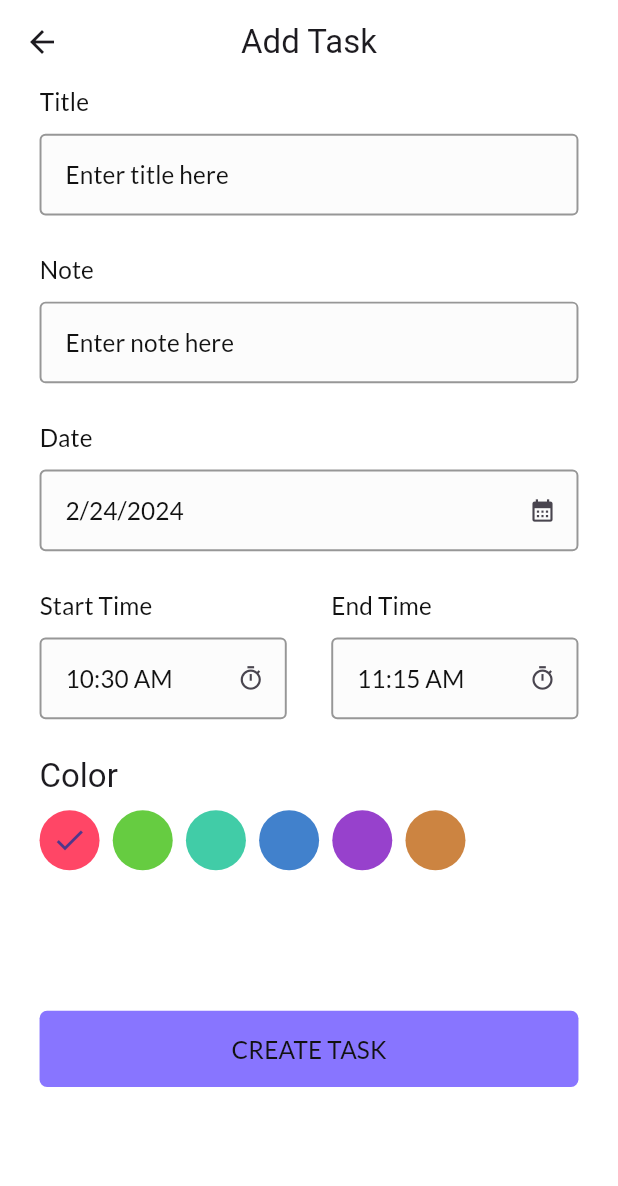
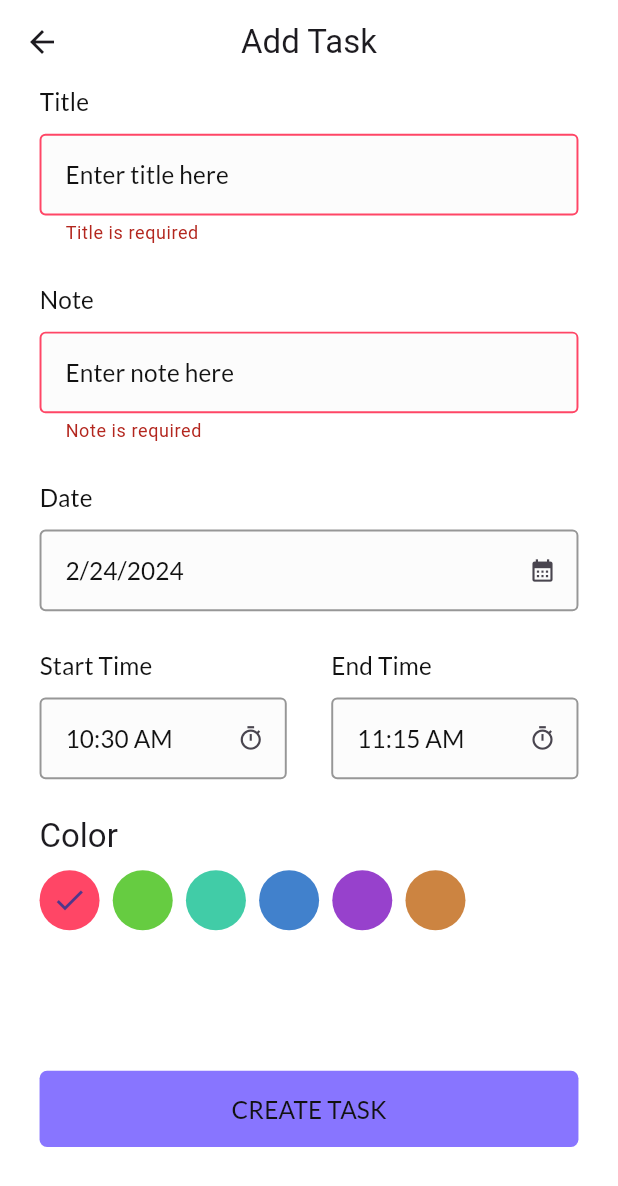
Before and after one commit to AbdoAlHady/UP_TODO, a Flutter app: the AddTaskScreen screen opened by its route, after a tap on "CREATE TASK", on a phone screen of 412 x 824 dp. Shown: the top 1186 px of the screen. Run offline on Flutter 3.47's test engine with Material 3 defaults, Android fonts, the phone set to English and light mode, and no system bars; our stand-ins replace date_picker_timeline, flutter_bloc, flutter_screenutil, get_it, google_fonts, shared_preferences and 1 more; accounts and stored records are empty.

Commit message:
create task cubit

```diff
--- a/lib/core/routing/app_routing.dart
+++ b/lib/core/routing/app_routing.dart
@@ -1,9 +1,11 @@
 import 'package:flutter/material.dart';
 import 'package:flutter_bloc/flutter_bloc.dart';
+import 'package:get_it/get_it.dart';
 import 'package:todo_app/core/di/dependancy_jnjection.dart';
 import 'package:todo_app/core/routing/routes.dart';
 import 'package:todo_app/features/authentication/presentaion/cubit/on_boarding_cubit.dart';
 import 'package:todo_app/features/authentication/presentaion/screens/onboarding_screen/on_boarding_screen.dart';
+import 'package:todo_app/features/task/presentation/cubit/add_task_cubit.dart';
 import 'package:todo_app/features/task/presentation/screens/home_screen/home_screen.dart';
 import 'package:todo_app/features/task/presentation/screens/tasks_screen/add_task_screen.dart';
 
@@ -19,11 +21,17 @@ class AppRouter {
         );
       case Routes.homeScreen:
         return MaterialPageRoute(
-          builder: (context) => const HomeScreen(),
+          builder: (context) => BlocProvider.value(
+            value: getIt<TaskCubit>(),
+            child: const HomeScreen(),
+          ),
         );
       case Routes.addTaskScreen:
         return MaterialPageRoute(
-          builder: (context) => const AddTaskScreen(),
+          builder: (context) =>  BlocProvider.value(
+           value: getIt<TaskCubit>(),
+            child: const AddTaskScreen(),
+          ),
         );
       default:
         return MaterialPageRoute(
--- a/lib/core/widgets/app_text_form_field.dart
+++ b/lib/core/widgets/app_text_form_field.dart
@@ -15,7 +15,9 @@ class AppTextFormField extends StatelessWidget {
       this.height,
       this.textStyle,
       this.contentPadding,
-      this.readOnly, this.controller});
+      this.readOnly,
+      this.controller,
+      this.validator});
   final String hintText;
   final Color? fillColor;
   final Color? borderColor;
@@ -27,14 +29,15 @@ class AppTextFormField extends StatelessWidget {
   final EdgeInsetsGeometry? contentPadding;
   final bool? readOnly;
   final TextEditingController? controller;
+  final String? Function(String?)? validator;
 
   @override
   Widget build(BuildContext context) {
     final dark = HelperFunctions.isDarkMode(context);
     return TextFormField(
       controller: controller,
-
       readOnly: readOnly ?? false,
+      validator: validator,
       onTapOutside: (event) {
         FocusManager.instance.primaryFocus?.unfocus();
       },
@@ -50,15 +53,24 @@ class AppTextFormField extends StatelessWidget {
           borderSide:
               BorderSide(width: 1.3, color: borderColor ?? AppColors.grey),
         ),
-        focusedBorder:readOnly==true? OutlineInputBorder(
+        focusedBorder: readOnly == true
+            ? OutlineInputBorder(
+                borderRadius: BorderRadius.circular(borderRadius ?? 4.0),
+                borderSide: BorderSide(
+                    width: 1.3, color: borderColor ?? AppColors.grey),
+              )
+            : OutlineInputBorder(
+                borderRadius: BorderRadius.circular(borderRadius ?? 4.0),
+                borderSide: BorderSide(
+                    width: 2, color: borderColor ?? AppColors.primaryColor),
+              ),
+        errorBorder: OutlineInputBorder(
           borderRadius: BorderRadius.circular(borderRadius ?? 4.0),
-          borderSide:
-              BorderSide(width: 1.3, color: borderColor ?? AppColors.grey),
-        ):
-        OutlineInputBorder(
+          borderSide: const BorderSide(width: 1.3, color: AppColors.red),
+        ),
+        focusedErrorBorder: OutlineInputBorder(
           borderRadius: BorderRadius.circular(borderRadius ?? 4.0),
-          borderSide: BorderSide(
-              width: 2, color: borderColor ?? AppColors.primaryColor),
+          borderSide: const BorderSide(width: 1.3, color: AppColors.red),
         ),
         suffixIcon: suffixIcon,
         fillColor: fillColor ?? (dark ? AppColors.darkerGrey : AppColors.light),
--- a/lib/features/task/presentation/cubit/add_task_state.dart
+++ b/lib/features/task/presentation/cubit/add_task_state.dart
@@ -16,3 +16,7 @@ class GetEndTimeSuccessState extends TaskState{}
 class GetEndTimeFailureState extends TaskState{}
 
 class ChangeColorState extends TaskState{}
+
+class AddTaskLoadingState extends TaskState{}
+class AddTaskSuccessState extends TaskState{}
+class AddTaskFailureState extends TaskState{}
--- a/lib/features/task/presentation/screens/tasks_screen/add_task_screen.dart
+++ b/lib/features/task/presentation/screens/tasks_screen/add_task_screen.dart
@@ -1,4 +1,3 @@
-
 import 'package:flutter/material.dart';
 import 'package:flutter_bloc/flutter_bloc.dart';
 import 'package:flutter_screenutil/flutter_screenutil.dart';
@@ -6,6 +5,7 @@ import 'package:todo_app/core/helpers/spacing.dart';
 import 'package:todo_app/core/utils/app_strings.dart';
 import 'package:todo_app/core/widgets/app_elveated_button.dart';
 import 'package:todo_app/features/task/presentation/cubit/add_task_cubit.dart';
+import 'package:todo_app/features/task/presentation/screens/tasks_screen/widgets/create_task_btn.dart';
 import 'package:todo_app/features/task/presentation/screens/tasks_screen/widgets/task_colors.dart';
 import 'package:todo_app/features/task/presentation/screens/tasks_screen/widgets/task_date.dart';
 import 'package:todo_app/features/task/presentation/screens/tasks_screen/widgets/task_duration_time.dart';
@@ -23,20 +23,40 @@ class AddTaskScreen extends StatelessWidget {
       body: SingleChildScrollView(
         child: Padding(
           padding: EdgeInsets.symmetric(horizontal: 24.w),
+          child: Form(
+            key: context.read<TaskCubit>().formKey,
             child: Column(
               crossAxisAlignment: CrossAxisAlignment.start,
               children: [
-              // Title
+                //! Title
                 Text(AppStrings.title,
                     style: Theme.of(context).textTheme.titleSmall),
                 verticalSapce(10),
-              AppTextFormField(hintText: AppStrings.titleHint,controller: context.read<TaskCubit>().title,),
+                AppTextFormField(
+                  hintText: AppStrings.titleHint,
+                  controller: context.read<TaskCubit>().title,
+                  validator: (value) {
+                    if (value == null || value.isEmpty) {
+                      return 'Title is required';
+                    }
+                    return null;
+                  },
+                ),
                 verticalSapce(24),
-              // Note
+                //! Note
                 Text(AppStrings.note,
                     style: Theme.of(context).textTheme.titleSmall),
                 verticalSapce(10),
-              AppTextFormField(hintText: AppStrings.noteHint,controller: context.read<TaskCubit>().note),
+                AppTextFormField(
+                  hintText: AppStrings.noteHint,
+                  controller: context.read<TaskCubit>().note,
+                  validator: (value) {
+                    if (value == null || value.isEmpty) {
+                      return 'Note is required';
+                    }
+                    return null;
+                  },
+                ),
                 verticalSapce(24),
                 // Date
                 const TaskDate(),
@@ -48,13 +68,9 @@ class AddTaskScreen extends StatelessWidget {
                 const TaskColors(),
                 verticalSapce(92),
                 //! Add Task Button
-              AppTextButton(
-                buttonText: AppStrings.createTask,
-                textStyle: Theme.of(context).textTheme.titleSmall!,
-                onPressed: () {},
+                const CreateTaskBtn(),
+              ],
             ),
-
-            ],
           ),
         ),
       ),
--- /dev/null
+++ b/lib/features/task/presentation/screens/tasks_screen/widgets/create_task_btn.dart
@@ -0,0 +1,45 @@
+import 'package:flutter/material.dart';
+import 'package:flutter_bloc/flutter_bloc.dart';
+import 'package:todo_app/core/helpers/extension.dart';
+import 'package:todo_app/core/utils/app_colors.dart';
+import 'package:todo_app/features/task/presentation/cubit/add_task_state.dart';
+
+import '../../../../../../core/utils/app_strings.dart';
+import '../../../../../../core/widgets/app_elveated_button.dart';
+import '../../../cubit/add_task_cubit.dart';
+
+class CreateTaskBtn extends StatelessWidget {
+  const CreateTaskBtn({
+    super.key,
+  });
+
+  @override
+  Widget build(BuildContext context) {
+    return BlocConsumer<TaskCubit, TaskState>(
+      listener: (context, state) {
+        if (state is AddTaskSuccessState) {
+          context.pop();
+        }
+      },
+      builder: (context, state) {
+        if (state is AddTaskLoadingState) {
+          return const Center(
+            child: CircularProgressIndicator(
+              color: AppColors.primaryColor,
+            ),
+          );
+        } else {
+          return AppTextButton(
+            buttonText: AppStrings.createTask,
+            textStyle: Theme.of(context).textTheme.titleSmall!,
+            onPressed: () {
+              if (context.read<TaskCubit>().formKey.currentState!.validate()) {
+                context.read<TaskCubit>().addTask();
+              }
+            },
+          );
+        }
+      },
+    );
+  }
+}
```
Also changed, not shown: lib/features/task/presentation/cubit/add_task_cubit.dart (+31 -1 lines), lib/main.dart (+2 -7 lines), lib/features/task/presentation/screens/home_screen/home_screen.dart (line endings or trailing spaces). Lines whose indentation alone changed are shown as unchanged.
